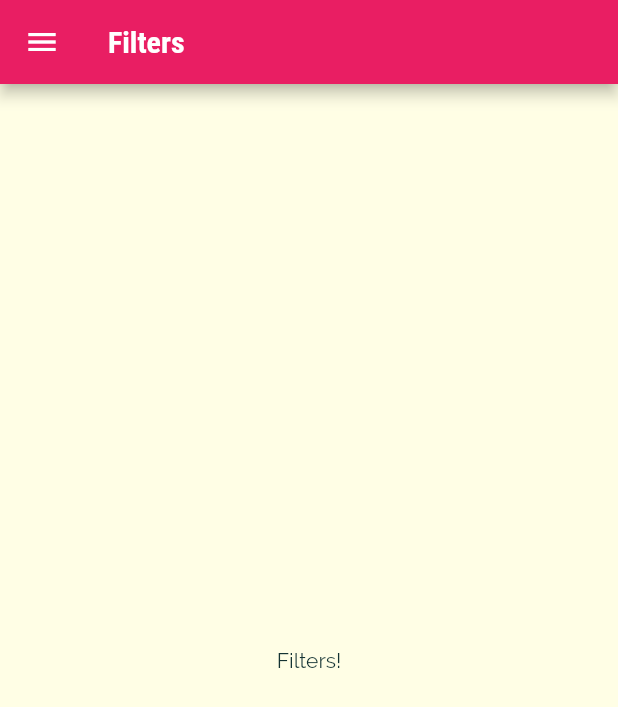
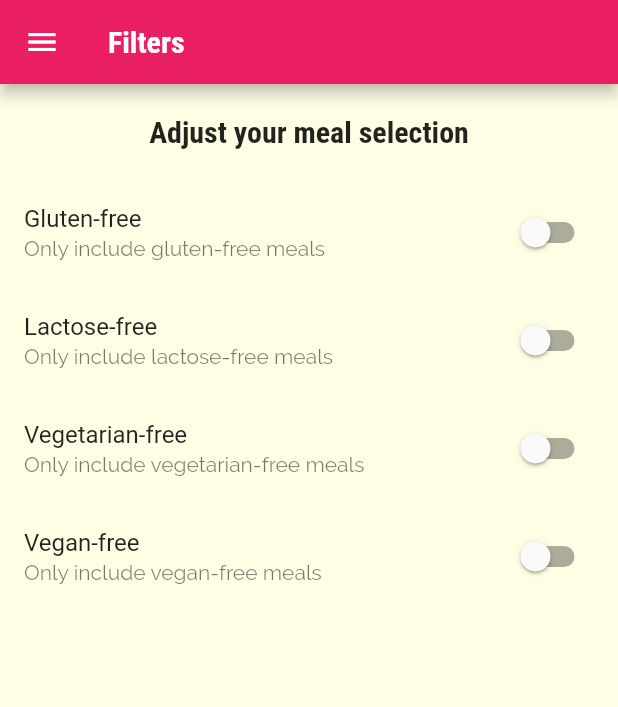
Before and after one commit to mauvecrow/meals_app, a Flutter app: the FiltersScreen screen opened by its route, on a phone screen of 412 x 824 dp. Shown: the top 707 px of the screen. Run offline on Flutter 3.47's test engine with Material 2 defaults, Android fonts, the phone set to English and light mode, and no system bars.

Commit message:
Created filters in filter-screen

```diff
--- a/lib/screens/filters_screen.dart
+++ b/lib/screens/filters_screen.dart
@@ -1,18 +1,73 @@
 import 'package:flutter/material.dart';
 import '../widgets/main_drawer.dart';
 
-class FiltersScreen extends StatelessWidget {
+class FiltersScreen extends StatefulWidget {
   const FiltersScreen({Key? key}) : super(key: key);
 
   static const routeName = '/filters';
+
+  @override
+  State<FiltersScreen> createState() => _FiltersScreenState();
+}
+
+class _FiltersScreenState extends State<FiltersScreen> {
+  bool _glutenFree = false;
+  bool _vegetarianFree = false;
+  bool _veganFree = false;
+  bool _lactoseFree = false;
+
+  Widget _buildSwitchTileList(String title, String description,
+      bool currentValue, ValueChanged updateValue) {
+    return SwitchListTile(
+      title: Text(title),
+      value: currentValue,
+      subtitle: Text(description),
+      onChanged: updateValue,
+    );
+  }
+
   @override
   Widget build(BuildContext context) {
     return Scaffold(
       appBar: AppBar(
-        title: Text('Filters'),
+        title: const Text('Filters'),
       ),
-      body: Center(child: Text('Filters!')),
-      drawer: MainDrawer(),
+      body: Column(
+        children: [
+          Container(
+            padding: const EdgeInsets.all(20),
+            child: Text('Adjust your meal selection',
+                style: Theme.of(context).textTheme.headline6),
+          ),
+          Expanded(
+            child: ListView(
+              children: [
+                _buildSwitchTileList(
+                    "Gluten-free",
+                    'Only include gluten-free meals',
+                    _glutenFree,
+                    (newValue) => setState(() => _glutenFree = newValue)),
+                _buildSwitchTileList(
+                    "Lactose-free",
+                    'Only include lactose-free meals',
+                    _lactoseFree,
+                    (newValue) => setState(() => _lactoseFree = newValue)),
+                _buildSwitchTileList(
+                    "Vegetarian-free",
+                    'Only include vegetarian-free meals',
+                    _vegetarianFree,
+                    (newValue) => setState(() => _vegetarianFree = newValue)),
+                _buildSwitchTileList(
+                    "Vegan-free",
+                    'Only include vegan-free meals',
+                    _veganFree,
+                    (newValue) => setState(() => _veganFree = newValue)),
+              ],
+            ),
+          ),
+        ],
+      ),
+      drawer: const MainDrawer(),
     );
   }
 }
```
